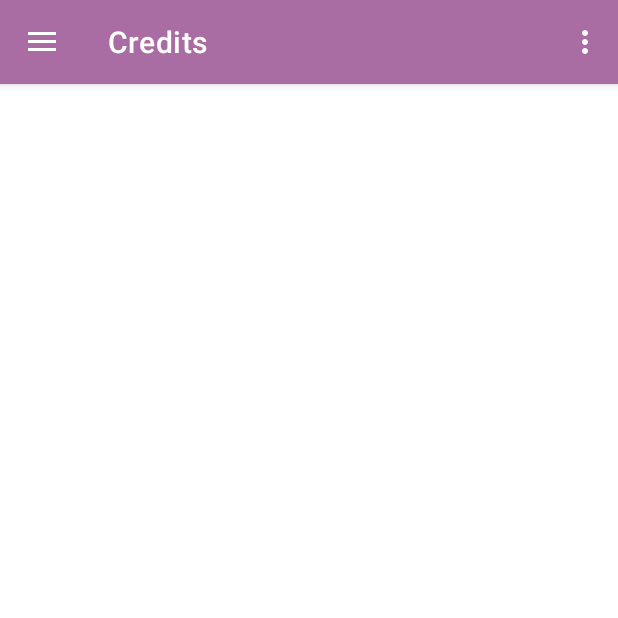
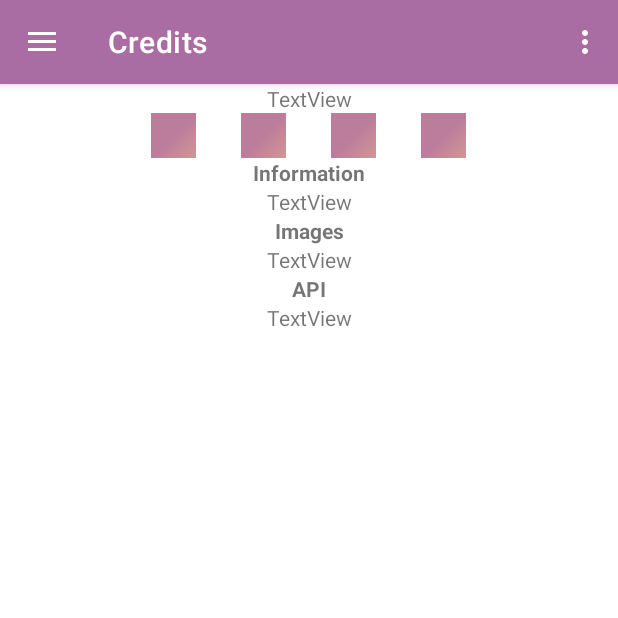
Before and after one commit to farzana-moury/Pocket-Library, an Android app: the screen it shows after launch (MainActivity), in the side drawer, after a tap on "Credits", on a phone screen of 412 x 824 dp, the top half of it. Run offline under Robolectric (Android 15) with nearby library versions, the phone set to English and light mode, and no system bars; our stand-ins replace navigation-ui; Roboto replaces fonts that are not available here.

Commit message:
#15 Basic Layout     * designed layout     * rough, for test       purposes right now

```diff
--- a/app/src/main/res/layout/fragment_credits.xml
+++ b/app/src/main/res/layout/fragment_credits.xml
@@ -1,9 +1,110 @@
 <?xml version="1.0" encoding="utf-8"?>
-<LinearLayout xmlns:android="http://schemas.android.com/apk/res/android"
+<ScrollView xmlns:android="http://schemas.android.com/apk/res/android"
+    xmlns:app="http://schemas.android.com/apk/res-auto"
     xmlns:tools="http://schemas.android.com/tools"
     android:layout_width="match_parent"
     android:layout_height="match_parent"
-    android:orientation="vertical"
     tools:context=".fragments.CreditsFragment">
 
-</LinearLayout>
+
+    <LinearLayout
+        android:layout_width="match_parent"
+        android:layout_height="wrap_content"
+        android:foregroundGravity="center"
+        android:gravity="center"
+        android:orientation="vertical">
+
+
+        <ImageView
+            android:id="@+id/imageView7"
+            android:layout_width="wrap_content"
+            android:layout_height="wrap_content"
+            tools:src="@tools:sample/avatars" />
+
+        <TextView
+            android:id="@+id/textView2"
+            android:layout_width="match_parent"
+            android:layout_height="wrap_content"
+            android:text="TextView"
+            android:textAlignment="center" />
+
+        <LinearLayout
+            android:layout_width="match_parent"
+            android:layout_height="wrap_content"
+            android:gravity="center"
+            android:orientation="horizontal">
+
+            <ImageView
+                android:id="@+id/imageView9"
+                android:layout_width="@dimen/logo_margin"
+                android:layout_height="@dimen/logo_margin"
+                android:layout_marginRight="@dimen/logo_margin"
+                android:src="@drawable/side_nav_bar" />
+
+            <ImageView
+                android:id="@+id/imageView10"
+                android:layout_width="@dimen/logo_margin"
+                android:layout_height="@dimen/logo_margin"
+                android:layout_marginRight="@dimen/logo_margin"
+                android:src="@drawable/side_nav_bar" />
+
+            <ImageView
+                android:id="@+id/imageView11"
+                android:layout_width="@dimen/logo_margin"
+                android:layout_height="@dimen/logo_margin"
+                android:layout_marginRight="@dimen/logo_margin"
+                android:src="@drawable/side_nav_bar" />
+
+            <ImageView
+                android:id="@+id/imageView12"
+                android:layout_width="@dimen/logo_margin"
+                android:layout_height="@dimen/logo_margin"
+                android:src="@drawable/side_nav_bar" />
+        </LinearLayout>
+
+        <TextView
+            android:id="@+id/Information"
+            android:layout_width="match_parent"
+            android:layout_height="wrap_content"
+            android:text="Information"
+            android:textAlignment="center"
+            android:textStyle="bold" />
+
+        <TextView
+            android:id="@+id/textView6"
+            android:layout_width="match_parent"
+            android:layout_height="wrap_content"
+            android:text="TextView"
+            android:textAlignment="center" />
+
+        <TextView
+            android:id="@+id/Images"
+            android:layout_width="match_parent"
+            android:layout_height="wrap_content"
+            android:text="Images"
+            android:textAlignment="center"
+            android:textStyle="bold" />
+
+        <TextView
+            android:id="@+id/textView7"
+            android:layout_width="match_parent"
+            android:layout_height="wrap_content"
+            android:text="TextView"
+            android:textAlignment="center" />
+
+        <TextView
+            android:id="@+id/API"
+            android:layout_width="match_parent"
+            android:layout_height="wrap_content"
+            android:text="API"
+            android:textAlignment="center"
+            android:textStyle="bold" />
+
+        <TextView
+            android:id="@+id/textView8"
+            android:layout_width="match_parent"
+            android:layout_height="wrap_content"
+            android:text="TextView"
+            android:textAlignment="center" />
+    </LinearLayout>
+</ScrollView>
```
Also changed, not shown: app/src/main/res/drawable/creator_pic.png (added).
